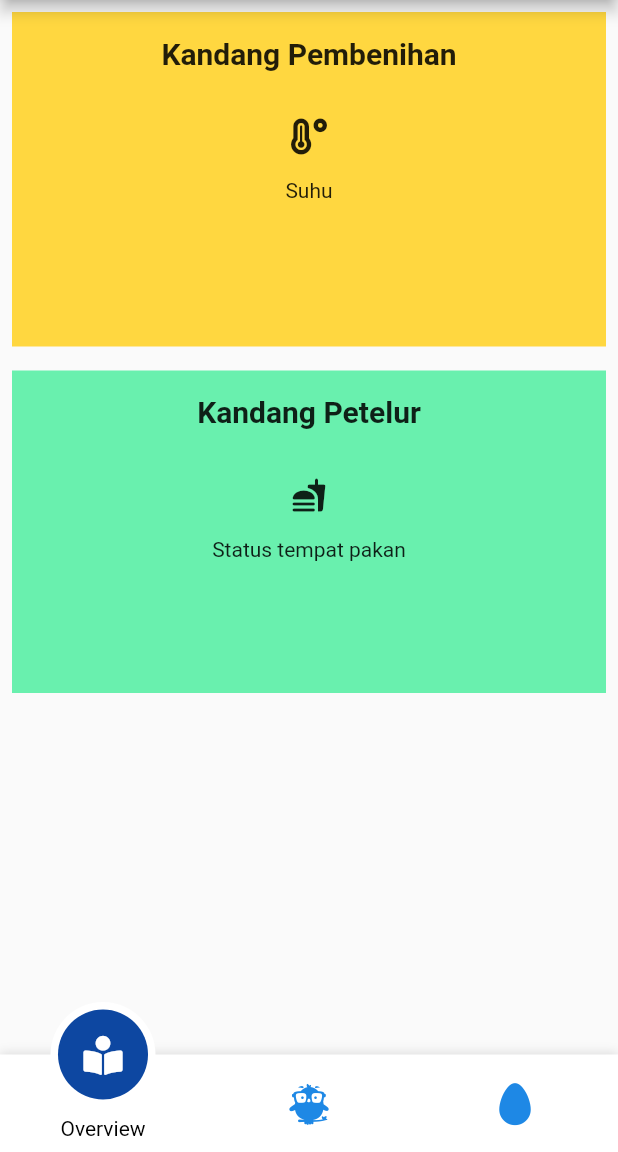
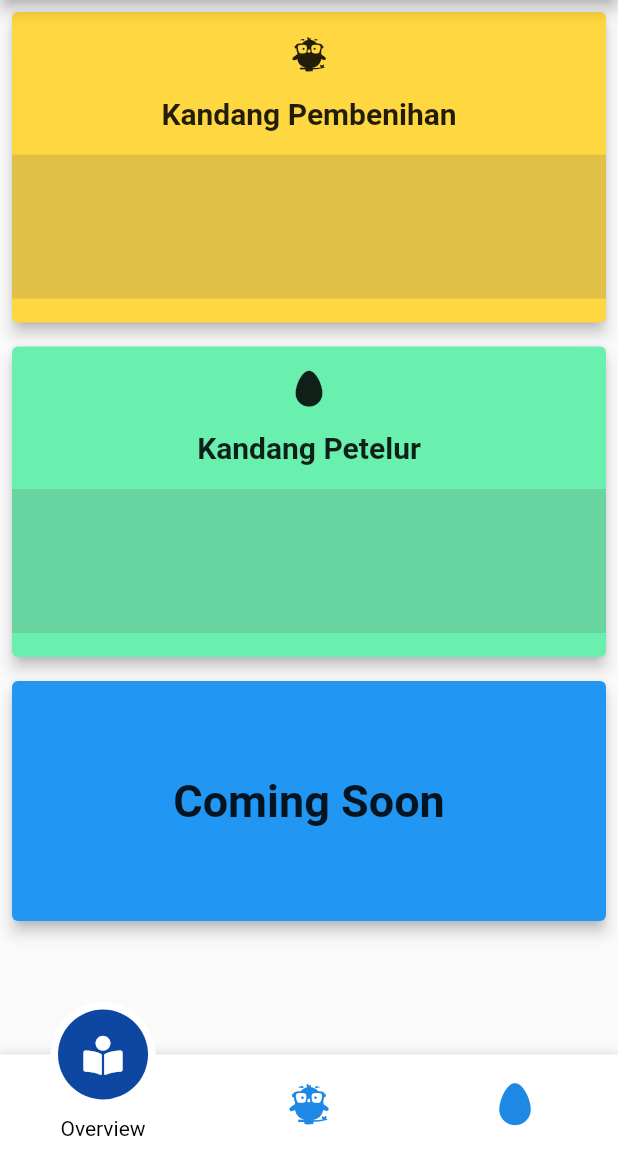
Before and after one commit to Teguhpunya/imdp_xl, a Flutter app: the screen it shows after launch, on a phone screen of 412 x 824 dp, the part 84-1236 px from its top. Run offline on Flutter 3.47's test engine with Material 2 defaults, Android fonts, the phone set to English and light mode, and no system bars; drawn by our look-alikes of firebase_database, motion_tab_bar_v2; our stand-ins replace firebase_core, flutter_speed_dial, font_awesome_flutter, sqflite; missing offline and left inert: draw_graph, mqtt_client; accounts and stored records are empty.

Commit message:
Update page overview UI

```diff
--- a/lib/pages/page_overview.dart
+++ b/lib/pages/page_overview.dart
@@ -14,37 +14,28 @@ class OverviewPage extends StatefulWidget {
 class _OverviewPageState extends State<OverviewPage> {
   final dbRef = FirebaseDatabase.instance.reference();
 
-  @override
-  Widget build(BuildContext context) {
-    return SafeArea(child: _mainView());
-  }
-
   ListView _mainView() {
     return ListView(
-      // padding: const EdgeInsets.fromLTRB(8, 8, 8, 64),
+      padding: const EdgeInsets.only(bottom: 64),
       children: <Widget>[
         mainContainer(
           Colors.amberAccent,
           Column(
             children: [
-              Padding(
-                padding: EdgeInsets.only(bottom: 32),
-                child: Text(
+              Icon(FontAwesomeIcons.earlybirds),
+              SizedBox(
+                height: 16,
+              ),
+              Text(
                 'Kandang Pembenihan',
                 style: TextStyle(fontSize: 20, fontWeight: FontWeight.bold),
               ),
-              ),
-              Column(
-                children: [
-                  Icon(FontAwesomeIcons.temperatureHigh),
-                  Padding(
-                    padding: EdgeInsets.all(16),
-                    child: Text("Suhu"),
-                  ),
-                ],
+              SizedBox(
+                height: 16,
               ),
               Container(
-                constraints: BoxConstraints(maxHeight: 64),
+                constraints: BoxConstraints(maxHeight: 96),
+                color: Color.fromARGB(50, 99, 99, 99),
                 child: _listPembenihan(),
               ),
             ],
@@ -54,47 +45,47 @@ class _OverviewPageState extends State<OverviewPage> {
           Colors.greenAccent,
           Column(
             children: [
+              Icon(FontAwesomeIcons.egg),
+              SizedBox(
+                height: 16,
+              ),
               Text(
                 'Kandang Petelur',
                 style: TextStyle(fontSize: 20, fontWeight: FontWeight.bold),
               ),
-              SizedBox(height: 32),
-              Column(
-                mainAxisAlignment: MainAxisAlignment.spaceAround,
-                children: [
+              SizedBox(height: 16),
               Container(
-                    child: Column(
-                      children: [
-                        Icon(Icons.fastfood_rounded),
-                        SizedBox(
-                          height: 16,
+                constraints: BoxConstraints(maxHeight: 96),
+                color: Color.fromARGB(50, 99, 99, 99),
+                child: _listPetelur(),
               ),
-                        Text("Status tempat pakan"),
-                        SizedBox(
-                          height: 8,
-                        ),
-                        Container(
-                          constraints: BoxConstraints(maxHeight: 64),
-                          child: _listPetelur(),
-                        )
             ],
           ),
         ),
-                ],
+        mainContainer(
+            Colors.blue,
+            Container(
+              height: 128,
+              child: Center(
+                child: Text(
+                  'Coming Soon',
+                  style: TextStyle(fontSize: 30, fontWeight: FontWeight.bold),
                 ),
-            ],
               ),
-        )
+            )),
       ],
     );
   }
 
-  Container mainContainer(Color? color, Widget? child) {
-    return Container(
+  Widget mainContainer(Color? color, Widget? child) {
+    return Card(
       margin: EdgeInsets.all(8),
-      padding: EdgeInsets.all(16),
+      elevation: 4,
       color: color,
+      child: Padding(
+        padding: EdgeInsets.symmetric(vertical: 16),
         child: child,
+      ),
     );
   }
 
@@ -107,9 +98,18 @@ class _OverviewPageState extends State<OverviewPage> {
             Animation<double> animation, int index) {
           return SizeTransition(
             sizeFactor: animation,
+            child: _cardItemPembenihan(snapshot),
+          );
+        });
+  }
+
+  Widget _cardItemPembenihan(DataSnapshot snapshot) {
+    return Card(
+      elevation: 4,
       child: Container(
         padding: EdgeInsets.symmetric(horizontal: 16),
         child: Column(
+          mainAxisAlignment: MainAxisAlignment.center,
           children: [
             Text("Kandang ${snapshot.key}"),
             Text(
@@ -125,7 +125,29 @@ class _OverviewPageState extends State<OverviewPage> {
         ),
       ),
     );
-        });
+  }
+
+  Widget _cardItemPetelur(DataSnapshot snapshot) {
+    return Card(
+      elevation: 4,
+      child: Container(
+        padding: EdgeInsets.symmetric(horizontal: 16),
+        child: Column(
+          mainAxisAlignment: MainAxisAlignment.center,
+          children: [
+            Text("Kandang ${snapshot.key}"),
+            Text(
+              statusPakan(snapshot.value['pakan']),
+              style: TextStyle(fontWeight: FontWeight.bold),
+            ),
+            Text(
+              statusPakanCadang(snapshot.value['pakanCadang']),
+              style: TextStyle(fontWeight: FontWeight.bold),
+            )
+          ],
+        ),
+      ),
+    );
   }
 
   Column loading() {
@@ -144,22 +166,7 @@ class _OverviewPageState extends State<OverviewPage> {
         defaultChild: loading(),
         itemBuilder: (BuildContext context, DataSnapshot snapshot,
             Animation<double> animation, int index) {
-          return Container(
-            padding: EdgeInsets.symmetric(horizontal: 16),
-            child: Column(
-              children: [
-                Text("Kandang ${snapshot.key}"),
-                Text(
-                  statusPakan(snapshot.value['pakan']),
-                  style: TextStyle(fontWeight: FontWeight.bold),
-                ),
-                Text(
-                  statusPakanCadang(snapshot.value['pakanCadang']),
-                  style: TextStyle(fontWeight: FontWeight.bold),
-                )
-              ],
-            ),
-          );
+          return _cardItemPetelur(snapshot);
         });
   }
 
@@ -182,4 +189,9 @@ class _OverviewPageState extends State<OverviewPage> {
         return 'Kosong';
     }
   }
+
+  @override
+  Widget build(BuildContext context) {
+    return SafeArea(child: _mainView());
   }
+}
```
Lines whose indentation alone changed are shown as unchanged.
